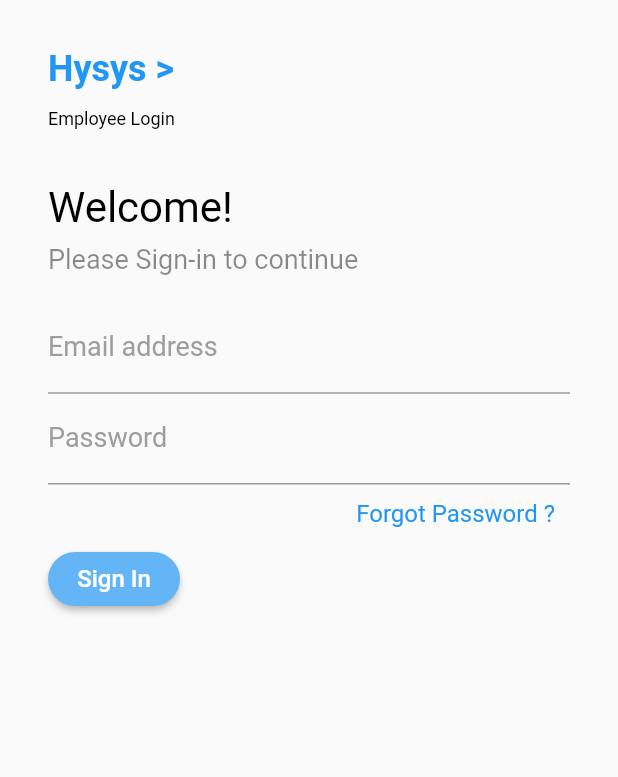
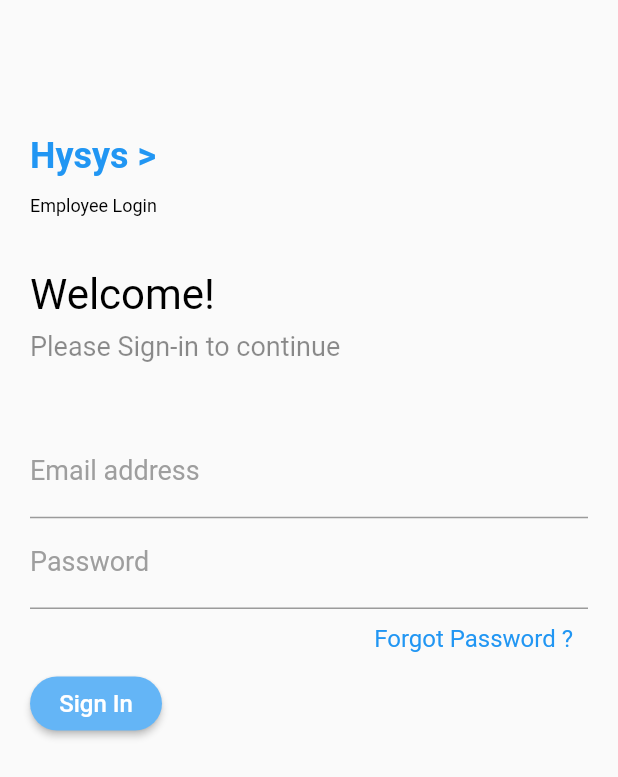
Before and after one commit to VBT-Intership/ESS-LoginDesign, a Flutter app: the screen it shows after launch, on a phone screen of 412 x 824 dp. Shown: the top 777 px of the screen. Run offline on Flutter 3.47's test engine with Material 2 defaults, Android fonts, the phone set to English and light mode, and no system bars.

Commit message:
Items tried to be centered

```diff
--- a/flutter_login/lib/loginpage.dart
+++ b/flutter_login/lib/loginpage.dart
@@ -31,19 +31,22 @@ class _LoginViewState extends State<LoginView> {
     return MaterialApp(
       home: Scaffold(
         body: Container(
-          alignment: Alignment.center,
+          child: Align(
             child: ListView(
-            padding: const EdgeInsets.all(32.0),
+              padding: const EdgeInsets.all(20.0),
               children: [
+                SizedBox(height: 70),
                 HysysTitle(),
                 EmployeeLoginTitle(),
                 WelcomeTitle(),
                 SigninTitle(),
+                SizedBox(height: 25),
                 EmailInput(),
                 PasswordInput(),
                 ForgotPasswordTitle(),
                 SignInButton(),
               ],
+            ),
           ),
         ),
       ),
```
Lines whose indentation alone changed are shown as unchanged.
